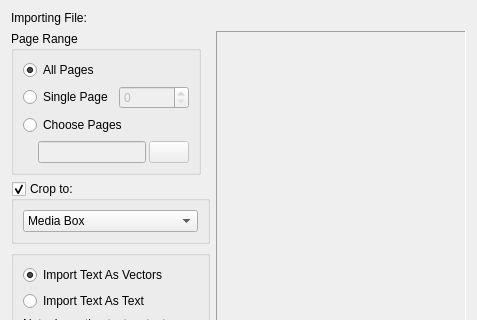
The window that scribus/plugins/import/pdf/pdfimportoptions.ui (scribusproject/scribus) describes before a commit, drawn with Qt 5; both pictures show x 0 to 477 and y 0 to 320 of the 477 by 468 pixel window.
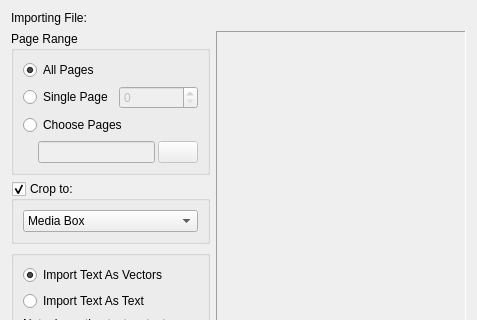
The same window after the commit. Custom widgets are drawn as their Qt base class.

Commit message: Small fix for PDF import dialog

What changed in the file:
```diff
--- a/scribus/plugins/import/pdf/pdfimportoptions.ui
+++ b/scribus/plugins/import/pdf/pdfimportoptions.ui
@@ -54,7 +54,7 @@
        <item>
         <widget class="QGroupBox" name="groupBox">
          <property name="sizePolicy">
-          <sizepolicy hsizetype="Maximum" vsizetype="Maximum">
+          <sizepolicy hsizetype="Preferred" vsizetype="Maximum">
            <horstretch>0</horstretch>
            <verstretch>0</verstretch>
           </sizepolicy>
```
